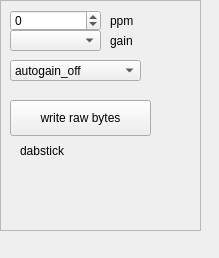
Above: devices/rtlsdr-handler/rtlsdr-widget.ui from JvanKatwijk/dab-scanner before the change. Below: the same form after it.
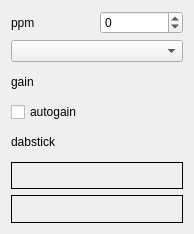
That is the form after the change.

Commit message: added support for Pluto, changed driver for rtlsdr

The edit to the form file:
```diff
--- a/devices/rtlsdr-handler/rtlsdr-widget.ui
+++ b/devices/rtlsdr-handler/rtlsdr-widget.ui
@@ -6,153 +6,97 @@
    <rect>
     <x>0</x>
     <y>0</y>
-    <width>219</width>
-    <height>258</height>
+    <width>194</width>
+    <height>234</height>
    </rect>
   </property>
   <property name="windowTitle">
    <string>RT2832 dabstick</string>
   </property>
-  <widget class="QFrame" name="contents">
-   <property name="geometry">
-    <rect>
-     <x>0</x>
-     <y>0</y>
-     <width>201</width>
-     <height>231</height>
-    </rect>
-   </property>
-   <property name="frameShape">
-    <enum>QFrame::StyledPanel</enum>
-   </property>
-   <property name="frameShadow">
-    <enum>QFrame::Raised</enum>
-   </property>
-   <widget class="QLabel" name="label">
-    <property name="geometry">
-     <rect>
-      <x>20</x>
-      <y>140</y>
-      <width>101</width>
-      <height>21</height>
-     </rect>
-    </property>
+  <layout class="QVBoxLayout" name="verticalLayout">
+   <item>
+    <layout class="QHBoxLayout" name="horizontalLayout">
+     <item>
+      <widget class="QLabel" name="label_4">
     <property name="text">
-     <string>dabstick</string>
-    </property>
-   </widget>
+        <string>ppm</string>
+       </property>
+      </widget>
+     </item>
+     <item>
    <widget class="QSpinBox" name="ppm_correction">
-    <property name="geometry">
-     <rect>
-      <x>10</x>
-      <y>10</y>
-      <width>91</width>
-      <height>21</height>
-     </rect>
-    </property>
     <property name="minimum">
-     <number>-100</number>
+        <number>-500</number>
     </property>
     <property name="maximum">
-     <number>100</number>
-    </property>
-   </widget>
-   <widget class="QLabel" name="label_4">
-    <property name="geometry">
-     <rect>
-      <x>110</x>
-      <y>10</y>
-      <width>51</width>
-      <height>21</height>
-     </rect>
-    </property>
-    <property name="text">
-     <string>ppm</string>
-    </property>
-   </widget>
+        <number>500</number>
+       </property>
+      </widget>
+     </item>
+    </layout>
+   </item>
+   <item>
+    <layout class="QHBoxLayout" name="horizontalLayout_2">
+     <item>
+      <widget class="QComboBox" name="gainControl">
+       <property name="sizePolicy">
+        <sizepolicy hsizetype="Ignored" vsizetype="Fixed">
+         <horstretch>0</horstretch>
+         <verstretch>0</verstretch>
+        </sizepolicy>
+       </property>
+       <property name="toolTip">
+        <string>&lt;html&gt;&lt;head/&gt;&lt;body&gt;&lt;p&gt;Set gain in dB, only possible values are displayed.&lt;/p&gt;&lt;/body&gt;&lt;/html&gt;</string>
+       </property>
+      </widget>
+     </item>
+    </layout>
+   </item>
+   <item>
    <widget class="QLabel" name="label_5">
-    <property name="geometry">
-     <rect>
-      <x>110</x>
-      <y>30</y>
-      <width>41</width>
-      <height>21</height>
-     </rect>
-    </property>
     <property name="text">
      <string>gain</string>
     </property>
    </widget>
-   <widget class="QComboBox" name="combo_gain">
-    <property name="geometry">
-     <rect>
-      <x>10</x>
-      <y>30</y>
-      <width>91</width>
-      <height>21</height>
-     </rect>
-    </property>
-   </widget>
-   <widget class="QComboBox" name="combo_autogain">
-    <property name="geometry">
-     <rect>
-      <x>10</x>
-      <y>60</y>
-      <width>131</width>
-      <height>21</height>
-     </rect>
-    </property>
+   </item>
     <item>
+    <widget class="QCheckBox" name="agcControl">
      <property name="text">
-      <string>autogain_off</string>
+      <string>autogain</string>
      </property>
+    </widget>
     </item>
     <item>
+    <widget class="QLabel" name="label">
      <property name="text">
-      <string>autogain_on</string>
+      <string>dabstick</string>
      </property>
-    </item>
-   </widget>
-   <widget class="QPushButton" name="dumpButton">
-    <property name="geometry">
-     <rect>
-      <x>10</x>
-      <y>100</y>
-      <width>141</width>
-      <height>36</height>
-     </rect>
-    </property>
-    <property name="text">
-     <string>write raw bytes</string>
-    </property>
-   </widget>
+    </widget>
+   </item>
+   <item>
    <widget class="QLabel" name="product_display">
-    <property name="geometry">
-     <rect>
-      <x>20</x>
-      <y>170</y>
-      <width>161</width>
-      <height>16</height>
-     </rect>
+     <property name="frameShape">
+      <enum>QFrame::Box</enum>
     </property>
     <property name="text">
      <string/>
     </property>
    </widget>
-   <widget class="QLabel" name="deviceName">
-    <property name="geometry">
-     <rect>
-      <x>20</x>
-      <y>190</y>
-      <width>161</width>
-      <height>21</height>
-     </rect>
-    </property>
+   </item>
+   <item>
+    <widget class="QLabel" name="deviceVersion">
+     <property name="toolTip">
+      <string>&lt;html&gt;&lt;head/&gt;&lt;body&gt;&lt;p&gt;Device name&lt;/p&gt;&lt;/body&gt;&lt;/html&gt;</string>
+     </property>
+     <property name="frameShape">
+      <enum>QFrame::Box</enum>
+     </property>
     <property name="text">
      <string/>
     </property>
    </widget>
-  </widget>
+   </item>
+  </layout>
  </widget>
  <resources/>
  <connections/>
```
Lines whose indentation alone changed are shown as unchanged. The commit also changes 33 other files.
